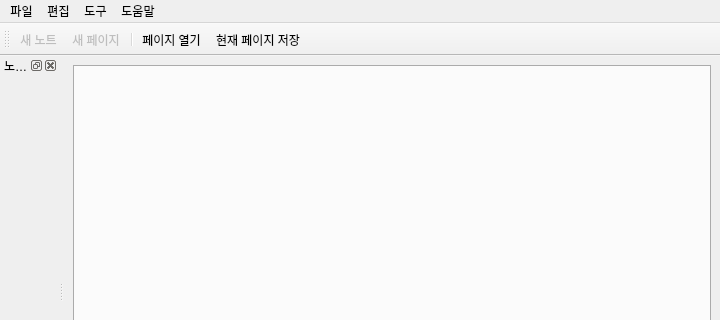
bluekyu/kyuNotebook, file ui/mainWindow.ui: the form before one commit; both pictures show x 0 to 720 and y 0 to 320 of the 720 by 547 pixel window.
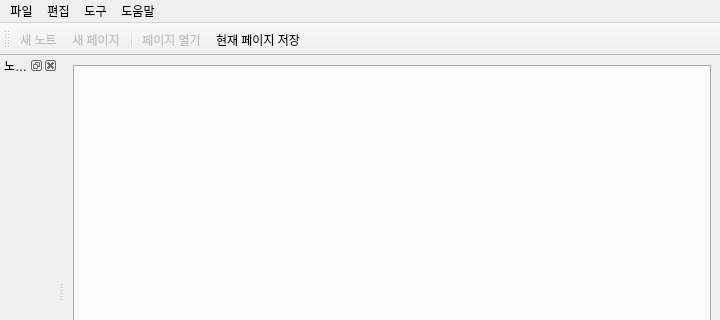
The form after the commit.

Diff of the .ui file:
```diff
--- a/ui/mainWindow.ui
+++ b/ui/mainWindow.ui
@@ -147,6 +147,9 @@
    </property>
   </action>
   <action name="openPageAction">
+   <property name="enabled">
+    <bool>false</bool>
+   </property>
    <property name="text">
     <string>페이지 열기</string>
    </property>
```
Left out of the diff: 13 changed lines with no effect on the pictures.
